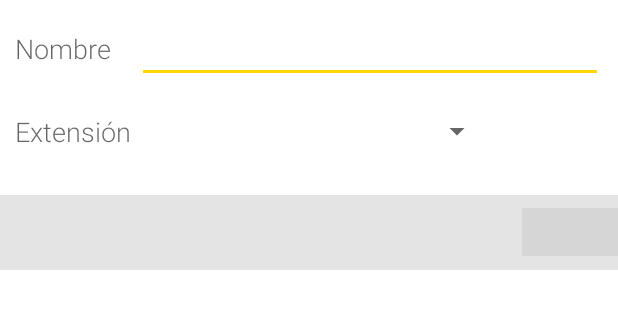
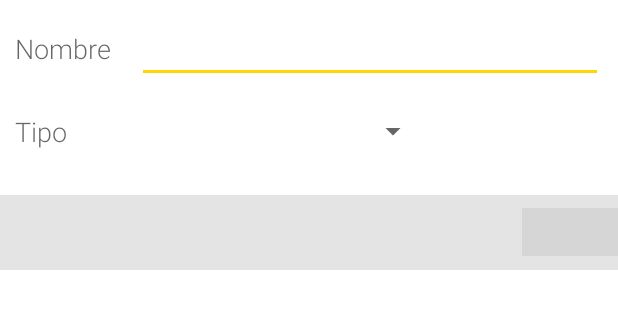
Before and after one commit to fiubacampus2015/frontend, an Android app: the layout filter_file_search.xml on its own in the app's theme, with its tools: preview values and no code run, on a phone screen of 412 x 824 dp. Shown: the top 309 px of the screen. Run offline under Robolectric (Android 15) with nearby library versions, the phone set to English and light mode, and no system bars; plain views replace ButtonFlat; grey boxes are pictures that could not be loaded.

Commit message:
Busqueda de grupos , https://app.asana.com/0/29427082947133/37682073261308

```diff
--- a/app/src/main/java/com/fiuba/campus2015/services/IApiUser.java
+++ b/app/src/main/java/com/fiuba/campus2015/services/IApiUser.java
@@ -261,7 +261,9 @@ public interface IApiUser {
     public List<File> getGroupFiles(
             @Path("token") String token,
             @Path("groupId") String groupId,
-            @Query("originalName") String originalName
+            @Query("originalName") String originalName,
+            @Query("typeOf") String typeOf
+
     );
 
 
--- a/app/src/main/res/layout/filter_file_search.xml
+++ b/app/src/main/res/layout/filter_file_search.xml
@@ -43,13 +43,22 @@
                 android:layout_width="wrap_content"
                 android:layout_height="wrap_content"
                 android:textAppearance="?android:attr/textAppearanceMedium"
-                android:text="Extensión"
+                android:text="Tipo"
                 android:id="@+id/textView5" />
 
             <Spinner
                 android:layout_width="185dp"
                 android:layout_height="wrap_content"
+                android:id="@+id/spinnerTypesSearch"
+                android:layout_marginLeft="56dp"
+                android:spinnerMode="dropdown"
+                android:layout_marginRight="0dp" />
+
+            <Spinner
+                android:layout_width="185dp"
+                android:layout_height="wrap_content"
                 android:id="@+id/spinnerExtensionsSearch"
+                android:visibility="gone"
                 android:layout_marginLeft="56dp"
                 android:spinnerMode="dropdown"
                 android:layout_marginRight="0dp" />
```
Also changed, not shown: app/src/main/java/com/fiuba/campus2015/adapter/FileAdapter.java (+14 -1 lines), app/src/main/java/com/fiuba/campus2015/fragments/GroupFilesFragment.java (+6 -8 lines), app/src/main/java/com/fiuba/campus2015/fragments/SearchFileFilter.java (+27 -2 lines), app/src/main/res/values/strings.xml (+8 -0 lines), 1 other file.
